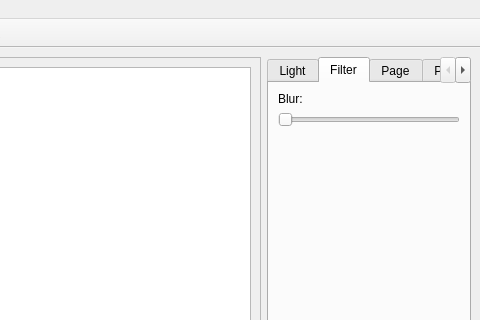
The window that gui/maingui.ui (junsee1412/Image-Processing) describes before a commit, drawn with Qt 5; both pictures show x 244 to 724 and y 0 to 320 of the 724 by 565 pixel window.
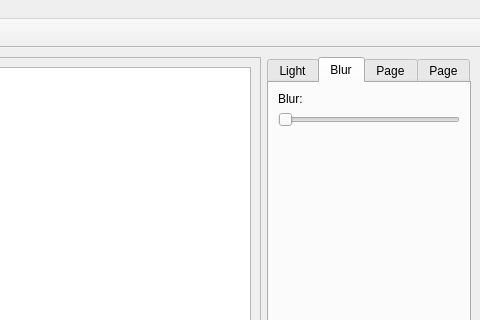
The same window after the commit. The open tabs and pages were chosen to show the change. Icons and pictures are not drawn.

Commit message: add gamma correction :v

Diff of the .ui file:
```diff
--- a/gui/maingui.ui
+++ b/gui/maingui.ui
@@ -116,7 +116,7 @@
       </widget>
       <widget class="QWidget" name="tab_1">
        <attribute name="title">
-        <string>Filter</string>
+        <string>Blur</string>
        </attribute>
        <layout class="QGridLayout" name="gridLayout_4">
         <item row="2" column="0">
```
Left out of the diff: 2 changed lines with no effect on the pictures. The commit also changes 2 other files.
